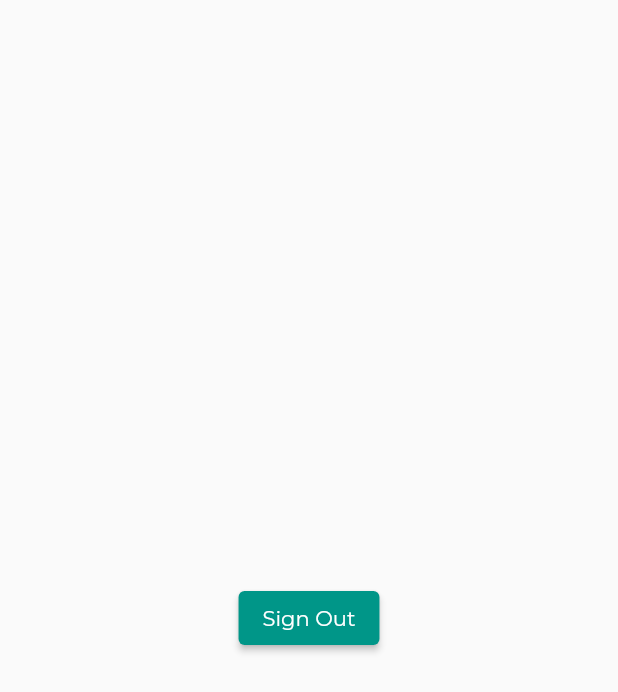
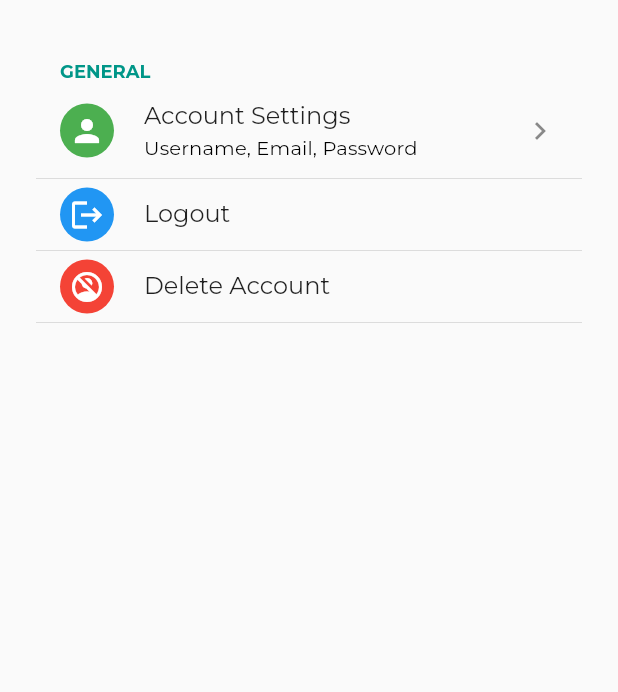
Before and after one commit to hunglqdz/MotorDiary, a Flutter app: the SettingsPage screen opened directly, on a phone screen of 412 x 824 dp. Shown: the top 692 px of the screen. Run offline on Flutter 3.47's test engine with Material 2 defaults, Android fonts, the phone set to English and light mode, and no system bars; drawn by our look-alikes of flutter_settings_screens; our stand-ins replace camera, firebase_auth, firebase_core, fl_chart, image_picker, timeline_tile; missing offline and left inert: pytorch_mobile; accounts and stored records are empty; generated files the repository leaves out were written again.

Commit message:
settings page

```diff
--- a/lib/camera/camera_screen.dart
+++ b/lib/camera/camera_screen.dart
@@ -110,7 +110,7 @@ class _CameraScreenState extends State<CameraScreen> {
     }
     Model model = await PyTorchMobile.loadModel('assets/models/best.pt');
     String prediction = await model.getImagePrediction(
-        imageFile!, 416, 416, 'assets/models/labelmap.txt');
+        imageFile!, 416, 416, 'assets/models/labelmap.csv');
     print(prediction);
   }
 
@@ -128,7 +128,7 @@ class _CameraScreenState extends State<CameraScreen> {
     }
     Model model = await PyTorchMobile.loadModel('assets/models/best.pt');
     String prediction = await model.getImagePrediction(
-        imageFile!, 416, 416, 'assets/models/labelmap.txt');
+        imageFile!, 416, 416, 'assets/models/labelmap.csv');
     print(prediction);
   }
 }
--- a/lib/main.dart
+++ b/lib/main.dart
@@ -1,6 +1,7 @@
 import 'package:camera/camera.dart';
 import 'package:firebase_core/firebase_core.dart';
 import 'package:flutter/material.dart';
+import 'package:flutter_settings_screens/flutter_settings_screens.dart';
 import 'package:motor_diary/firebase_options.dart';
 import 'package:motor_diary/welcome_screen.dart';
 import 'package:motor_diary/widgets/constant.dart';
@@ -13,6 +14,7 @@ Future<void> main() async {
   await Firebase.initializeApp(
     options: DefaultFirebaseOptions.currentPlatform,
   );
+  await Settings.init(cacheProvider: SharePreferenceCache());
   runApp(const MyApp());
 }
 
--- /dev/null
+++ b/lib/pages/account_settings.dart
@@ -0,0 +1,22 @@
+import 'package:flutter/material.dart';
+import 'package:flutter_settings_screens/flutter_settings_screens.dart';
+import 'package:motor_diary/widgets/icon_widget.dart';
+
+import 'account_page.dart';
+
+class AccountSettings extends StatelessWidget {
+  const AccountSettings({super.key});
+
+  @override
+  Widget build(BuildContext context) {
+    return SimpleSettingsTile(
+      title: 'Account Settings',
+      subtitle: 'Username, Email, Password',
+      leading: const IconWidget(
+        icon: Icons.person,
+        color: Colors.green,
+      ),
+      child: const AccountPage(),
+    );
+  }
+}
--- a/lib/pages/settings_page.dart
+++ b/lib/pages/settings_page.dart
@@ -1,5 +1,8 @@
 import 'package:flutter/material.dart';
-import 'package:motor_diary/welcome_screen.dart';
+import 'package:flutter_settings_screens/flutter_settings_screens.dart';
+import 'package:motor_diary/widgets/icon_widget.dart';
+
+import 'account_settings.dart';
 
 class SettingsPage extends StatefulWidget {
   const SettingsPage({super.key});
@@ -9,18 +12,56 @@ class SettingsPage extends StatefulWidget {
 }
 
 class _SettingsPageState extends State<SettingsPage> {
+  static const keyNotifications = 'key-notifications';
   @override
   Widget build(BuildContext context) {
     return Scaffold(
-      body: Center(
-        child: ElevatedButton(
-            onPressed: () {
-              Navigator.push(
-                  context,
-                  MaterialPageRoute(
-                      builder: (context) => const WelcomeScreen()));
-            },
-            child: const Text('Sign Out')),
+      body: SafeArea(
+        child: ListView(
+          padding: const EdgeInsets.all(24),
+          children: [
+            SettingsGroup(
+              title: 'GENERAL',
+              children: [
+                const AccountSettings(),
+                buildLogout(),
+                buildDeleteAccount(),
+              ],
+            ),
+          ],
+        ),
+      ),
+    );
+  }
+
+  Widget buildLogout() {
+    return SimpleSettingsTile(
+      title: 'Logout',
+      leading: const IconWidget(icon: Icons.logout, color: Colors.blue),
+      onTap: () {
+        Settings.clearCache();
+        print('Clicked Logout');
+      },
+    );
+  }
+
+  Widget buildDeleteAccount() {
+    return SimpleSettingsTile(
+      title: 'Delete Account',
+      leading: const IconWidget(icon: Icons.no_accounts, color: Colors.red),
+      onTap: () {
+        print('Clicked Delete Account');
+      },
+    );
+  }
+
+  Widget buildNotifications() {
+    return SwitchSettingsTile(
+      title: 'Notifications',
+      settingKey: keyNotifications,
+      leading: const IconWidget(
+        icon: Icons.notifications,
+        color: Colors.orange,
       ),
     );
   }
--- a/lib/widgets/bottom_bar.dart
+++ b/lib/widgets/bottom_bar.dart
@@ -35,7 +35,7 @@ class _BottomBarState extends State<BottomBar> {
         backgroundColor: Colors.black,
         foregroundColor: primaryColor,
         onPressed: () {
-          Navigator.push(
+          Navigator.pushReplacement(
             context,
             MaterialPageRoute(
               builder: (context) => const CameraScreen(),
--- /dev/null
+++ b/lib/widgets/icon_widget.dart
@@ -0,0 +1,20 @@
+import 'package:flutter/material.dart';
+
+class IconWidget extends StatelessWidget {
+  final IconData icon;
+  final Color color;
+
+  const IconWidget({super.key, required this.icon, required this.color});
+
+  @override
+  Widget build(BuildContext context) {
+    return Container(
+      padding: const EdgeInsets.all(6),
+      decoration: BoxDecoration(
+        shape: BoxShape.circle,
+        color: color,
+      ),
+      child: Icon(icon, color: Colors.white),
+    );
+  }
+}
--- a/pubspec.yaml
+++ b/pubspec.yaml
@@ -25,8 +25,9 @@ dependencies:
   firebase_database: ^10.2.5
   cloud_firestore: ^4.9.1
   timeline_tile: ^2.0.0
-
+  pytorch_lite:
   pytorch_mobile:
+  flutter_settings_screens:
   path:
 
 dev_dependencies:
```
Also changed, not shown: assets/models/labelmap.csv (added, +11 -0 lines), lib/pages/account_page.dart (added, +15 -0 lines), lib/pages/profile_page.dart (deleted, +0 -128 lines), assets/images/odometer.png (deleted), pubspec.lock.
